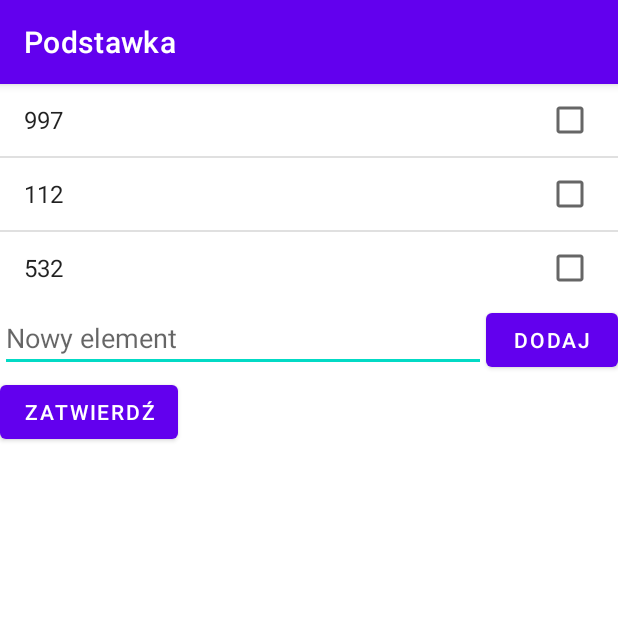
After one commit to Marzpy/Boat-app, an Android app: the ListActivity screen opened directly, with no data from a screen before it, on a phone screen of 412 x 824 dp, the top half of it. The commit adds this screen. Run offline under Robolectric (Android 15) with nearby library versions, the phone set to English and light mode, and no system bars.

Commit message:
dodanie listy/do poprawienia elementy dodawane przez uzytkownika

```diff
--- /dev/null
+++ b/app/src/main/java/com/example/podstawka/ListActivity.java
@@ -0,0 +1,195 @@
+package com.example.podstawka;
+
+
+
+import androidx.annotation.Nullable;
+import androidx.appcompat.app.AppCompatActivity;
+
+import android.app.Activity;
+import android.content.Intent;
+import android.content.SharedPreferences;
+import android.os.Bundle;
+import android.os.Parcelable;
+import android.text.TextUtils;
+import android.util.SparseBooleanArray;
+import android.view.View;
+import android.widget.AdapterView;
+import android.widget.ArrayAdapter;
+import android.widget.Button;
+import android.widget.EditText;
+import android.widget.ListView;
+import android.widget.Toast;
+
+import androidx.appcompat.app.AppCompatActivity;
+
+import java.util.ArrayList;
+import java.util.Arrays;
+import java.util.HashSet;
+import java.util.Iterator;
+import java.util.List;
+import java.util.Set;
+
+public class ListActivity extends AppCompatActivity {
+    private static final int REQUEST_CODE_ADD_ITEM = 1;
+
+    private ListView listView;
+    private EditText newItemEditText;
+    private Button addButton;
+    private Button confirmButton;
+    private  ArrayList<String> items = new ArrayList<>();
+    private ArrayAdapter<String> adapter;
+    private static Set<String> selectedItems = new HashSet<>();
+
+    @Override
+    protected void onCreate(Bundle savedInstanceState) {
+        super.onCreate(savedInstanceState);
+        setContentView(R.layout.activity_list);
+
+        listView = findViewById(R.id.listView);
+        newItemEditText = findViewById(R.id.newItemEditText);
+        addButton = findViewById(R.id.addButton);
+        confirmButton = findViewById(R.id.confirmButton);
+
+        adapter = new ArrayAdapter<>(this, android.R.layout.simple_list_item_multiple_choice, items);
+        listView.setAdapter(adapter);
+        listView.setChoiceMode(ListView.CHOICE_MODE_MULTIPLE);
+
+        // Dodajemy elementy do listy
+        items.add("997");
+        items.add("112");
+        items.add("532");
+        List<String> nonRemovableItems = Arrays.asList("112");
+        SharedPreferences sharedPref = getSharedPreferences("items", MODE_PRIVATE);
+        Set<String> selectedItems = sharedPref.getStringSet("items", new HashSet<String>());
+
+        for (int i = 0; i < items.size(); i++) {
+            if (selectedItems.contains(items.get(i))) {
+                // jeśli element znajduje się w zbiorze, to zaznacz go w ListView
+                listView.setItemChecked(i, true);
+            }
+        }
+
+        Set<String> selectedItems2 = new HashSet<>();
+        for (int i = 0; i < items.size(); i++) {
+            if (listView.isItemChecked(i)) {
+                selectedItems.add(items.get(i));
+            }
+        }
+
+// zapisz zbior do SharedPreferences
+        SharedPreferences sharedPref2 = getSharedPreferences("selected_items", MODE_PRIVATE);
+        SharedPreferences.Editor editor = sharedPref.edit();
+        editor.putStringSet("items", selectedItems);
+        editor.apply();
+
+        if (items != null) {
+            // Pętla po elementach listy
+            Iterator<String> iterator = items.iterator();
+            while (iterator.hasNext()) {
+                String element = iterator.next();
+                System.out.println(element);
+            }
+        }
+
+
+
+
+        addButton.setOnClickListener(new View.OnClickListener() {
+            @Override
+            public void onClick(View view) {
+                String newItem = newItemEditText.getText().toString();
+                if (TextUtils.isEmpty(newItem)) {
+                    Toast.makeText(ListActivity.this, "Wprowadź tekst", Toast.LENGTH_SHORT).show();
+                    return;
+                }
+
+                // Sprawdź czy nowy element składa się tylko z cyfr
+                boolean isNumber = true;
+                for (int i = 0; i < newItem.length(); i++) {
+                    if (!Character.isDigit(newItem.charAt(i))) {
+                        isNumber = false;
+                        break;
+                    }
+                }
+
+                if (isNumber) {
+                    items.add(newItem);
+                    adapter.notifyDataSetChanged();
+                    newItemEditText.setText("");
+                } else {
+                    Toast.makeText(ListActivity.this, "Nowy element musi składać się tylko z cyfr", Toast.LENGTH_SHORT).show();
+                }
+            }
+        });
+        confirmButton.setOnClickListener(new View.OnClickListener() {
+            @Override
+            public void onClick(View view) {
+                selectedItems.clear();
+                SparseBooleanArray checked = listView.getCheckedItemPositions();
+                for (int i = 0; i < checked.size(); i++) {
+                    if (checked.valueAt(i)) {
+                        selectedItems.add(items.get(checked.keyAt(i)));
+                        //  Toast.makeText(ListActivity.this, "element selec"+selectedItems, Toast.LENGTH_SHORT).show();
+
+                    }
+                }
+
+                if (selectedItems.isEmpty()) {
+                    Toast.makeText(ListActivity.this, "Nie zaznaczono żadnych elementów", Toast.LENGTH_SHORT).show();
+                } else {
+                    if (selectedItems != null && !selectedItems.isEmpty()) {
+                        Iterator<String> iterator = selectedItems.iterator();
+                        Intent resultIntent = new Intent();
+                        resultIntent.putExtra("items", new ArrayList<>(selectedItems));
+                        setResult(RESULT_OK, resultIntent);
+                        finish();
+                    }}
+            }
+        });
+
+        listView.setOnItemLongClickListener(new AdapterView.OnItemLongClickListener() {
+            @Override
+            public boolean onItemLongClick(AdapterView<?> adapterView, View view, int position, long id) {
+                // Pobierz element do usunięcia
+
+                String item = adapter.getItem(position);
+                if (!nonRemovableItems.contains(item)) {
+                    // Usun element z listy
+                    items.remove(item);
+                    adapter.notifyDataSetChanged();}
+                else {  // Jeśli należy, to wyświetlamy komunikat o błędzie
+                    Toast.makeText(ListActivity.this, "Nie mozna usunąć tego elementu", Toast.LENGTH_SHORT).show();
+
+                }
+                return true;
+            }
+        });
+    /*
+// Sprawdzamy, czy element, który chcemy usunąć, nie należy do tej listy
+    if (!nonRemovableItems.contains(itemToRemove)) {
+        // Jeśli nie należy, to możemy go usunąć
+        items.remove(itemToRemove);
+    } else {
+        // Jeśli należy, to wyświetlamy komunikat o błędzie
+        Toast.makeText(this, "Nie można usunąć tego elementu", Toast.LENGTH_SHORT).show();
+    }*/
+    }
+
+
+    @Override
+    protected void onActivityResult(int requestCode, int resultCode, Intent data) {
+        // Wywołaj metodę z klasy bazowej
+        super.onActivityResult(requestCode, resultCode, data);
+        if (requestCode == REQUEST_CODE_ADD_ITEM && resultCode == RESULT_OK) {
+            items = data.getStringArrayListExtra("items");
+            adapter = new ArrayAdapter<>(this, android.R.layout.simple_list_item_multiple_choice, items);
+            listView.setAdapter(adapter);
+            adapter.notifyDataSetChanged();
+            Toast.makeText(ListActivity.this, "Lista została zaktualizowana", Toast.LENGTH_SHORT).show();
+        }
+    }
+
+    public static List<String> getSelectedItems() {
+        return new ArrayList<>(selectedItems);
+    }
+}
--- /dev/null
+++ b/app/src/main/res/layout/activity_list.xml
@@ -0,0 +1,38 @@
+<LinearLayout
+    xmlns:android="http://schemas.android.com/apk/res/android"
+    android:layout_width="match_parent"
+    android:layout_height="match_parent"
+    android:orientation="vertical">
+
+    <ListView
+        android:id="@+id/listView"
+        android:layout_width="match_parent"
+        android:layout_height="wrap_content" />
+
+    <LinearLayout
+        android:layout_width="match_parent"
+        android:layout_height="wrap_content"
+        android:orientation="horizontal">
+
+        <EditText
+            android:id="@+id/newItemEditText"
+            android:layout_width="0dp"
+            android:layout_height="wrap_content"
+            android:layout_weight="1"
+            android:hint="Nowy element" />
+
+        <Button
+            android:id="@+id/addButton"
+            android:layout_width="wrap_content"
+            android:layout_height="wrap_content"
+            android:text="Dodaj" />
+
+    </LinearLayout>
+
+    <Button
+        android:id="@+id/confirmButton"
+        android:layout_width="wrap_content"
+        android:layout_height="wrap_content"
+        android:text="Zatwierdź" />
+
+</LinearLayout>
--- a/app/src/main/res/values/strings.xml
+++ b/app/src/main/res/values/strings.xml
@@ -9,4 +9,5 @@
 
     <string name="hello_first_fragment">Hello first fragment</string>
     <string name="hello_second_fragment">Hello second fragment. Arg: %1$s</string>
+    <string name="title_activity_list">ListActivity</string>
 </resources>
```
Also changed, not shown: app/src/main/AndroidManifest.xml (+16 -6 lines), app/src/main/java/com/example/podstawka/MainActivity.java (+106 -4 lines), app/src/main/res/layout/activity_main.xml (+13 -2 lines), app/src/main/res/navigation/nav_graph2.xml (added, +28 -0 lines).
